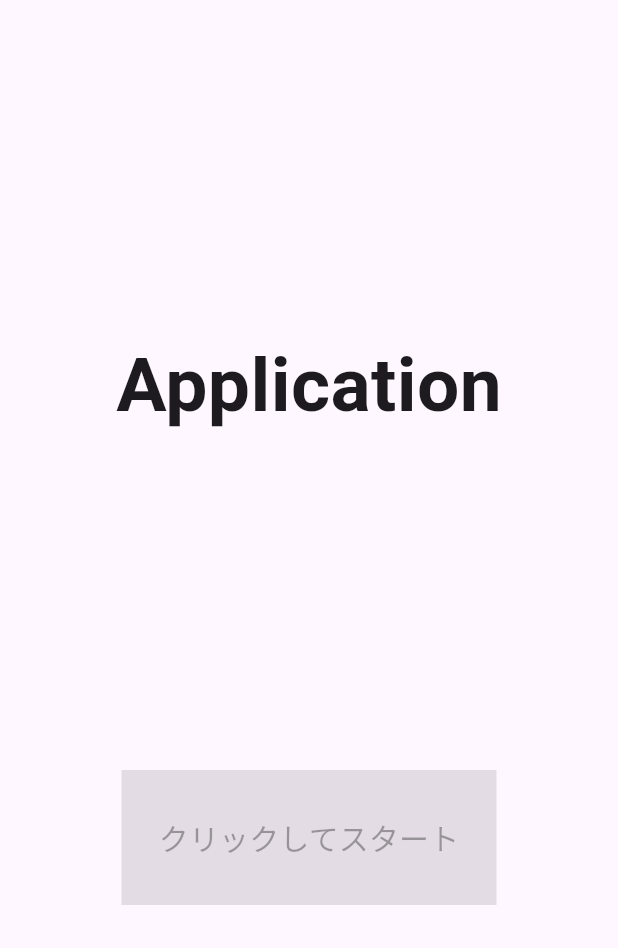
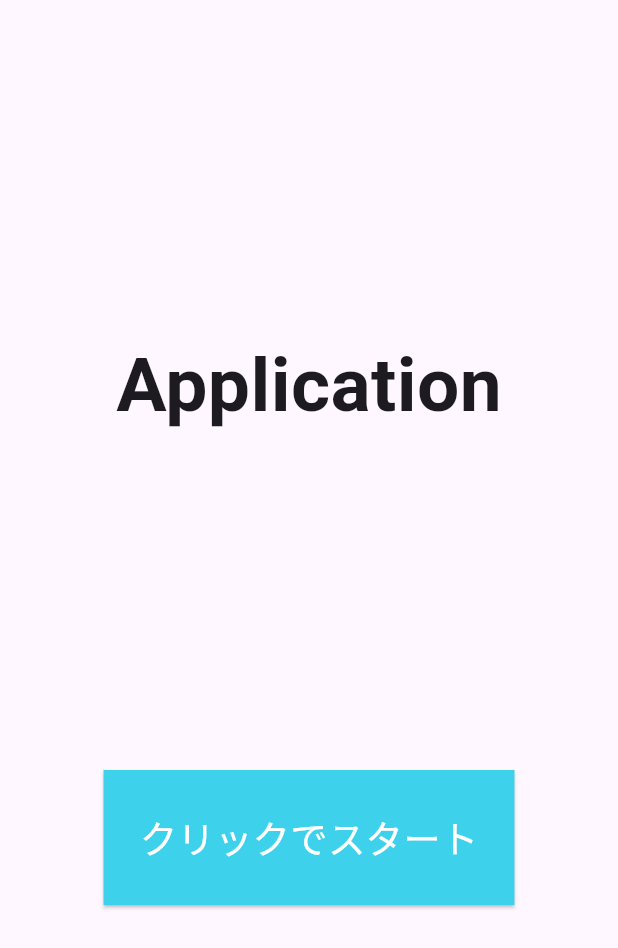
Before and after one commit to swift2024tourism/app, a Flutter app: the TitleScreen screen opened directly, on a phone screen of 412 x 824 dp. Shown: the top 948 px of the screen. Run offline on Flutter 3.47's test engine with Material 3 defaults, Android fonts, the phone set to English and light mode, and no system bars.

Commit message:
タイトル画面

```diff
--- a/lib/main.dart
+++ b/lib/main.dart
@@ -1,3 +1,4 @@
+import 'package:app/title.dart';
 import 'package:flutter/material.dart';
 
 void main() {
@@ -15,7 +16,7 @@ class MyApp extends StatelessWidget {
         colorScheme: ColorScheme.fromSeed(seedColor: Colors.deepPurple),
         useMaterial3: true,
       ),
-      home: const MyHomePage(title: 'Flutter Demo Home Page'),
+      home: TitleScreen(),
     );
   }
 }
--- a/lib/title.dart
+++ b/lib/title.dart
@@ -14,14 +14,16 @@ class TitleScreen extends StatelessWidget {
                   fontWeight: FontWeight.bold,
                 )),
             ElevatedButton(
-              onPressed: null,
-              style: ElevatedButton.styleFrom(
-                  minimumSize: const Size(250, 90),
-                  backgroundColor: Colors.blue,
-                  shape: RoundedRectangleBorder(
-                      borderRadius: BorderRadius.circular(0))),
-              child: const Text('クリックしてスタート', style: TextStyle(fontSize: 20)),
-            ),
+                onPressed: () {},
+                style: ElevatedButton.styleFrom(
+                    minimumSize: const Size(250, 90),
+                    backgroundColor: Color.fromARGB(255, 62, 209, 235),
+                    shape: RoundedRectangleBorder(
+                        borderRadius: BorderRadius.circular(0))),
+                child: const Text(
+                  'クリックでスタート',
+                  style: TextStyle(fontSize: 25, color: Colors.white),
+                )),
           ])),
     );
   }
```
